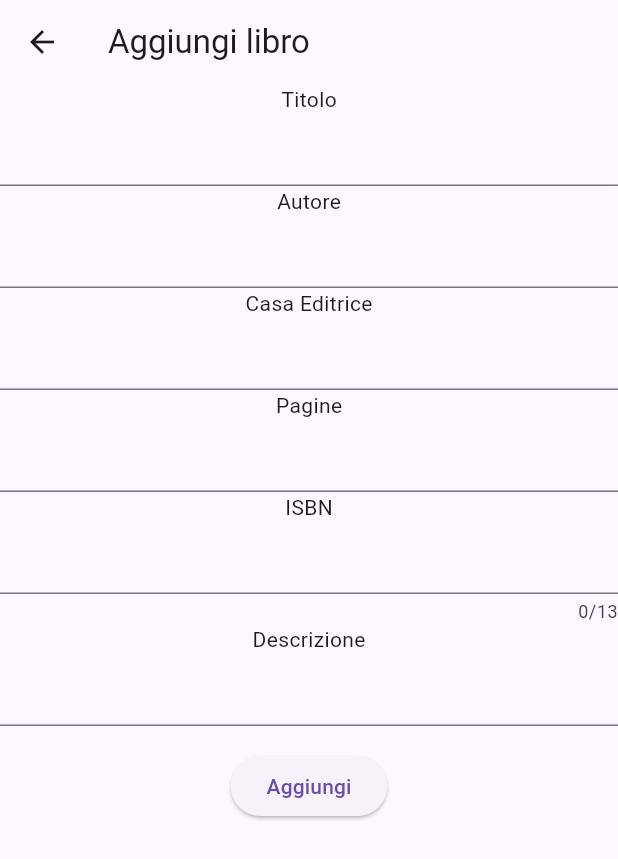
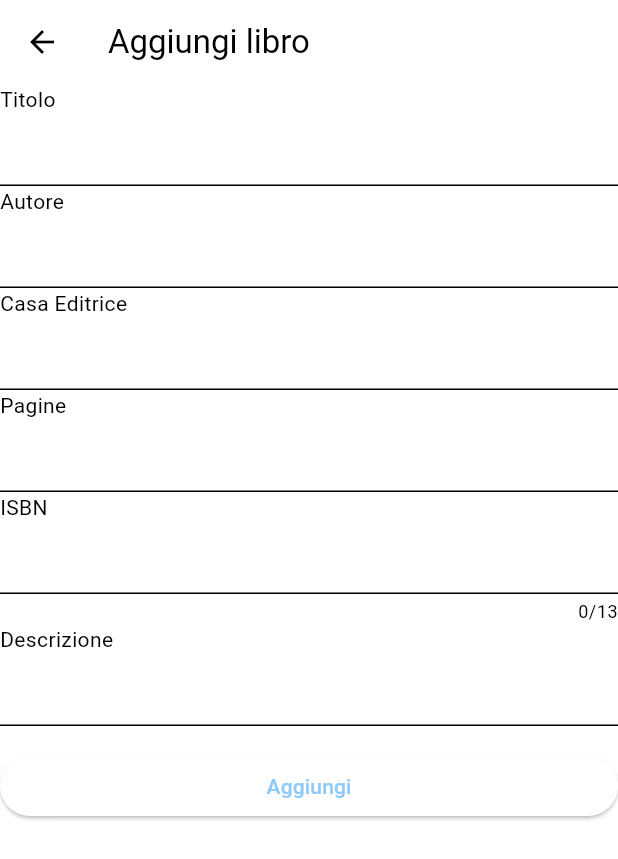
Before and after one commit to coglialoro/bookwarm, a Flutter app: the screen it shows after launch, item 2 of the bottom bar chosen, after a tap on the "add" icon, on a phone screen of 412 x 824 dp. Shown: the top 859 px of the screen. Run offline on Flutter 3.47's test engine with Material 3 defaults, Android fonts, the light colour scheme and no system bars; our stand-ins replace hive, hive_flutter; missing offline and left inert: flutter_barcode_scanner; accounts and stored records are empty; network calls fail.

Commit message:
Implementate funzionalita' base e stile

```diff
--- a/lib/main.dart
+++ b/lib/main.dart
@@ -1,10 +1,16 @@
+import "dart:convert" as convert;
+
 import "package:bookwarm/modelli/libro.dart";
+import "package:bookwarm/modelli/risultato_api.dart";
 import "package:bookwarm/modelli/sessione.dart";
 import "package:bookwarm/schermate/aggiungi_libro_manuale.dart";
 import "package:bookwarm/schermate/home.dart";
 import "package:bookwarm/schermate/libreria.dart";
 import "package:flutter/material.dart";
+import "package:flutter/services.dart";
+import "package:flutter_barcode_scanner/flutter_barcode_scanner.dart";
 import "package:hive_flutter/hive_flutter.dart";
+import "package:http/http.dart" as http;
 
 void main() async {
   WidgetsFlutterBinding.ensureInitialized();
@@ -17,12 +23,15 @@
   await Hive.openBox<Libro>("libri");
   await Hive.openBox<Sessione>("sessioni");
 
-  //mybox.deleteFromDisk();
-
   runApp(
-    const MaterialApp(
-      home: App(),
+    MaterialApp(
+      home: const App(),
       debugShowCheckedModeBanner: false,
+      theme: ThemeData.from(
+        colorScheme: const ColorScheme.light().copyWith(
+          primary: Colors.blue[200],
+        ),
+      ),
     ),
   );
 }
@@ -42,15 +51,54 @@
     Libreria(),
   ];
 
+  Future<void> scansioneCodice() async {
+    String codiceLetto;
+
+    try {
+      codiceLetto = await FlutterBarcodeScanner.scanBarcode(
+          "#ff6666", "Cancel", true, ScanMode.BARCODE);
+    } on PlatformException {
+      codiceLetto = "Failed to get a platform version";
+    }
+
+    final url = Uri.https(
+        "www.googleapis.com", "/books/v1/volumes", {"q": "isbn:$codiceLetto"});
+    final risposta = await http.get(url);
+
+    if (risposta.statusCode == 200) {
+      final jsonRisposta =
+          convert.jsonDecode(risposta.body) as Map<String, dynamic>;
+
+      final risultati = RisultatoAPI.fromJson(jsonRisposta);
+
+      if (risultati.items != null && risultati.items!.isNotEmpty) {
+        final primo = risultati.items!.first;
+        final libro = primo.volumeInfo!;
+        final libri = Hive.box<Libro>("libri");
+        libri.add(libro);
+      }
+    }
+  }
+
   @override
   Widget build(BuildContext context) {
     return Scaffold(
       appBar: AppBar(
-        title: const Text("BookWarm"),
+        title: const Text(
+          "BookWarm",
+          style: TextStyle(
+            fontSize: 27,
+            fontWeight: FontWeight.w600,
+            fontFamily: "Bitter",
+          ),
+        ),
         actions: [
           IconButton(
-            onPressed: () {},
-            icon: const Icon(Icons.search),
+            onPressed: scansioneCodice,
+            icon: const Icon(
+              Icons.search,
+              size: 32,
+            ),
           ),
           IconButton(
             onPressed: () {
@@ -61,7 +109,10 @@
                 ),
               );
             },
-            icon: const Icon(Icons.add),
+            icon: const Icon(
+              Icons.add,
+              size: 32,
+            ),
           ),
         ],
       ),
--- a/lib/modelli/libro.dart
+++ b/lib/modelli/libro.dart
@@ -16,21 +16,21 @@ enum Stato {
 @HiveType(typeId: 0)
 class Libro extends HiveObject {
   @HiveField(0)
-  String titolo;
+  late String titolo;
   @HiveField(1)
-  String autore;
+  late String autore;
   @HiveField(2)
-  int pagine;
+  late int pagine;
   @HiveField(3)
   String? casaEditice;
   @HiveField(4)
-  String isbn;
+  late String isbn;
   @HiveField(5)
   String? descrizione;
   @HiveField(6)
   String? copertina;
   @HiveField(7)
-  Stato stato;
+  late Stato stato;
 
   static Box<Sessione> boxSessioni = Hive.box<Sessione>("sessioni");
   @HiveField(8)
@@ -46,26 +46,6 @@ class Libro extends HiveObject {
     this.copertina,
     this.stato = Stato.daLeggere,
   });
-
-  // Libro copyWith({
-  //   String? titolo,
-  //   String? autore,
-  //   int? pagine,
-  //   String? casaEditrice,
-  //   String? descrizione,
-  //   String? copertina,
-  //   Stato? stato,
-  // }) =>
-  //     Libro(
-  //       titolo: titolo ?? this.titolo,
-  //       autore: autore ?? this.autore,
-  //       pagine: pagine ?? this.pagine,
-  //       casaEditice: casaEditice ?? casaEditice,
-  //       isbn: isbn,
-  //       descrizione: descrizione ?? this.descrizione,
-  //       copertina: copertina ?? this.copertina,
-  //       stato: stato ?? this.stato,
-  //     );
 
   String getStatoString() {
     switch (stato) {
@@ -89,4 +69,13 @@ class Libro extends HiveObject {
     await boxSessioni.add(sessione);
     sessioni.add(sessione);
   }
+
+  Libro.fromJson(Map<String, dynamic> json) {
+    titolo = json["title"];
+    autore = json["authors"].cast<String>()[0];
+    pagine = json["pageCount"];
+    isbn = json["industryIdentifiers"][1]["identifier"];
+    copertina = json["imageLinks"]["thumbnail"];
+    stato = Stato.daLeggere;
+  }
 }
--- a/lib/schermate/aggiungi_libro_manuale.dart
+++ b/lib/schermate/aggiungi_libro_manuale.dart
@@ -43,7 +43,7 @@ class _AggiungiLibroManualeState extends State<AggiungiLibroManuale> {
       appBar: AppBar(
         title: const Text("Aggiungi libro"),
       ),
-      body: Column(
+      body: ListView(
         children: [
           const Text("Titolo"),
           TextField(
--- a/lib/schermate/home.dart
+++ b/lib/schermate/home.dart
@@ -11,10 +11,33 @@ class Home extends StatelessWidget {
     return ValueListenableBuilder<Box<Libro>>(
       valueListenable: Hive.box<Libro>("libri").listenable(),
       builder: (context, box, _) {
-        return ListaLibri(
-            libri: box.values
-                .where((element) => element.stato == Stato.inLettura)
-                .toList());
+        final daLeggere = box.values
+            .where((element) => element.stato == Stato.inLettura)
+            .toList();
+        return Column(
+          children: [
+            Padding(
+              padding: const EdgeInsets.fromLTRB(16.0, 0, 16.0, 0),
+              child: Row(
+                children: [
+                  const Text(
+                    "In lettura  ",
+                    style: TextStyle(fontSize: 18.0),
+                  ),
+                  Badge(
+                    backgroundColor: Colors.grey[400],
+                    label: Text(
+                      "${daLeggere.length}",
+                    ),
+                  ),
+                ],
+              ),
+            ),
+            Expanded(
+              child: ListaLibri(libri: daLeggere),
+            ),
+          ],
+        );
       },
     );
   }
--- a/lib/schermate/libreria.dart
+++ b/lib/schermate/libreria.dart
@@ -11,7 +11,18 @@ class Libreria extends StatelessWidget {
     return ValueListenableBuilder<Box<Libro>>(
       valueListenable: Hive.box<Libro>("libri").listenable(),
       builder: (context, box, _) {
-        return ListaLibri(libri: box.values.toList());
+        return Column(children: [
+          const Padding(
+            padding: EdgeInsets.fromLTRB(16.0, 0, 16.0, 0),
+            child: Text(
+              "Libreria",
+              style: TextStyle(fontSize: 18.0),
+            ),
+          ),
+          Expanded(
+            child: ListaLibri(libri: box.values.toList()),
+          ),
+        ]);
       },
     );
   }
```
Also changed, not shown: lib/modelli/risultato_api.dart (added, +31 -0 lines), lib/schermate/dettagli_libro.dart (+64 -25 lines), lib/schermate/fine_sessione.dart (+6 -6 lines), lib/schermate/gestione_sessione.dart (+28 -14 lines), lib/schermate/scansione.dart (added, +65 -0 lines), lib/widgets/elemento_libro.dart (added, +38 -0 lines), lib/widgets/lista_libri.dart (+2 -13 lines), pubspec.yaml (+32 -11 lines), assets/icon.png (added), fonts/Bitter-Bold.ttf (added), fonts/Bitter-Regular.ttf (added), pubspec.lock, 41 other files.
